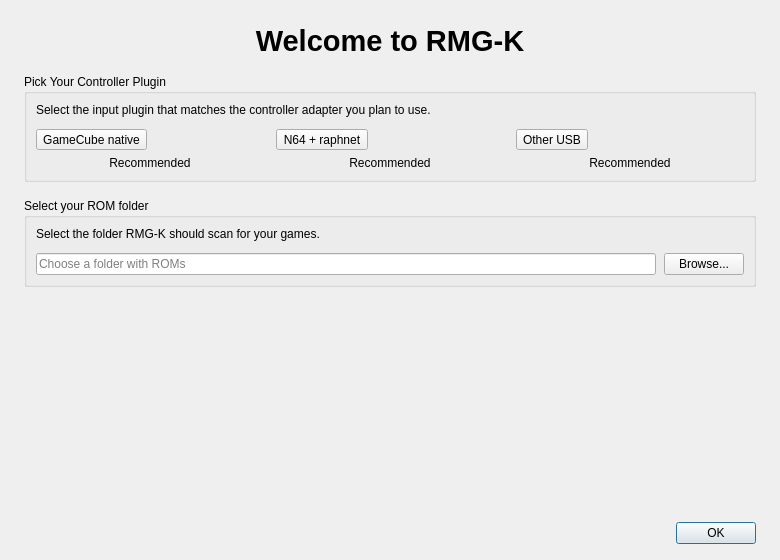
First picture: the form in Source/RMG/UserInterface/Dialog/FirstLaunchDialog.ui, repository nickthename/RMG-K, before the edit.
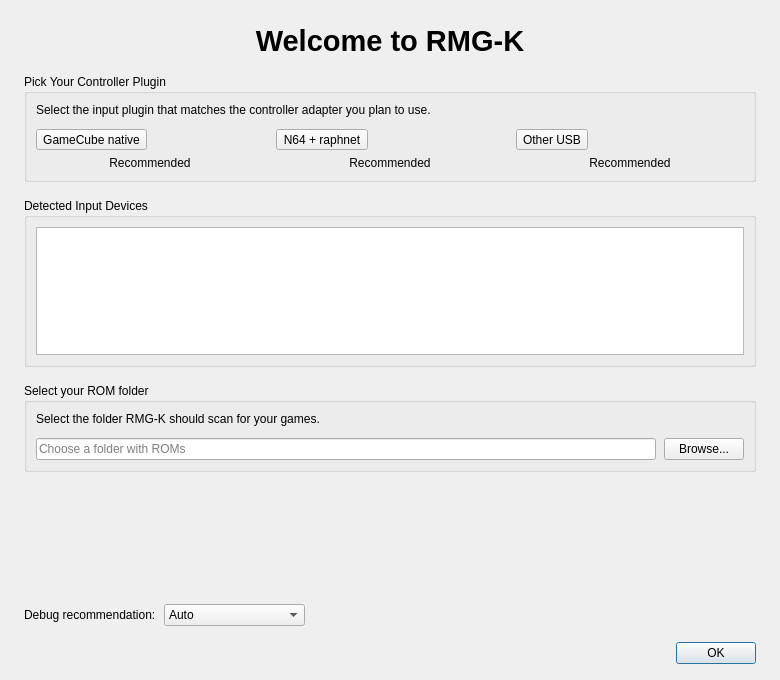
Second picture: the form after the edit.

Diff of the .ui file:
```diff
--- a/Source/RMG/UserInterface/Dialog/FirstLaunchDialog.ui
+++ b/Source/RMG/UserInterface/Dialog/FirstLaunchDialog.ui
@@ -8,7 +8,7 @@
   <property name="minimumSize">
    <size>
     <width>780</width>
-    <height>560</height>
+    <height>680</height>
    </size>
   </property>
   <layout class="QVBoxLayout" name="verticalLayout">
@@ -169,6 +169,40 @@
      </layout>
     </widget>
    </item>
+   <item>
+    <widget class="QGroupBox" name="detectedDevicesGroupBox">
+     <property name="title">
+      <string>Detected Input Devices</string>
+     </property>
+     <layout class="QVBoxLayout" name="detectedDevicesGroupLayout">
+      <property name="spacing">
+       <number>8</number>
+      </property>
+      <item>
+       <widget class="QPlainTextEdit" name="detectedDevicesPlainTextEdit">
+        <property name="minimumSize">
+         <size>
+          <width>0</width>
+          <height>92</height>
+         </size>
+        </property>
+        <property name="maximumSize">
+         <size>
+          <width>16777215</width>
+          <height>128</height>
+         </size>
+        </property>
+        <property name="readOnly">
+         <bool>true</bool>
+        </property>
+        <property name="plainText">
+         <string/>
+        </property>
+       </widget>
+      </item>
+     </layout>
+    </widget>
+   </item>
    <item>
     <widget class="QGroupBox" name="romDirectoryGroupBox">
      <property name="title">
@@ -225,6 +259,72 @@
      </property>
     </spacer>
    </item>
+   <item>
+    <layout class="QHBoxLayout" name="debugRecommendationLayout">
+     <property name="spacing">
+      <number>8</number>
+     </property>
+     <item>
+      <widget class="QLabel" name="debugRecommendationLabel">
+       <property name="text">
+        <string>Debug recommendation:</string>
+       </property>
+      </widget>
+     </item>
+     <item>
+      <widget class="QComboBox" name="debugRecommendationComboBox">
+       <item>
+        <property name="text">
+         <string>Auto</string>
+        </property>
+       </item>
+       <item>
+        <property name="text">
+         <string>None</string>
+        </property>
+       </item>
+       <item>
+        <property name="text">
+         <string>Raphnet</string>
+        </property>
+       </item>
+       <item>
+        <property name="text">
+         <string>GameCube native</string>
+        </property>
+       </item>
+       <item>
+        <property name="text">
+         <string>Other USB</string>
+        </property>
+       </item>
+       <item>
+        <property name="text">
+         <string>Mayflash USB mode</string>
+        </property>
+       </item>
+       <item>
+        <property name="text">
+         <string>Native access failed</string>
+        </property>
+       </item>
+      </widget>
+     </item>
+     <item>
+      <spacer name="debugRecommendationSpacer">
+       <property name="orientation">
+        <enum>Qt::Orientation::Horizontal</enum>
+       </property>
+       <property name="sizeHint" stdset="0">
+        <size>
+         <width>40</width>
+         <height>20</height>
+        </size>
+       </property>
+      </spacer>
+     </item>
+    </layout>
+   </item>
    <item>
     <widget class="QDialogButtonBox" name="buttonBox">
      <property name="standardButtons">
```
